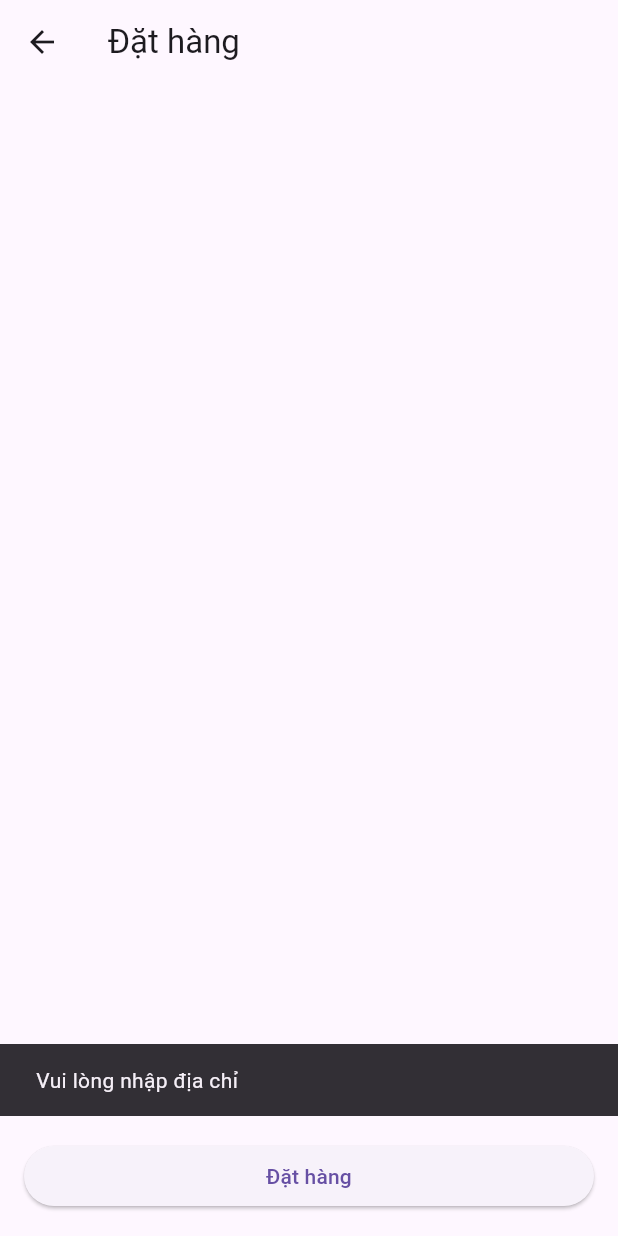
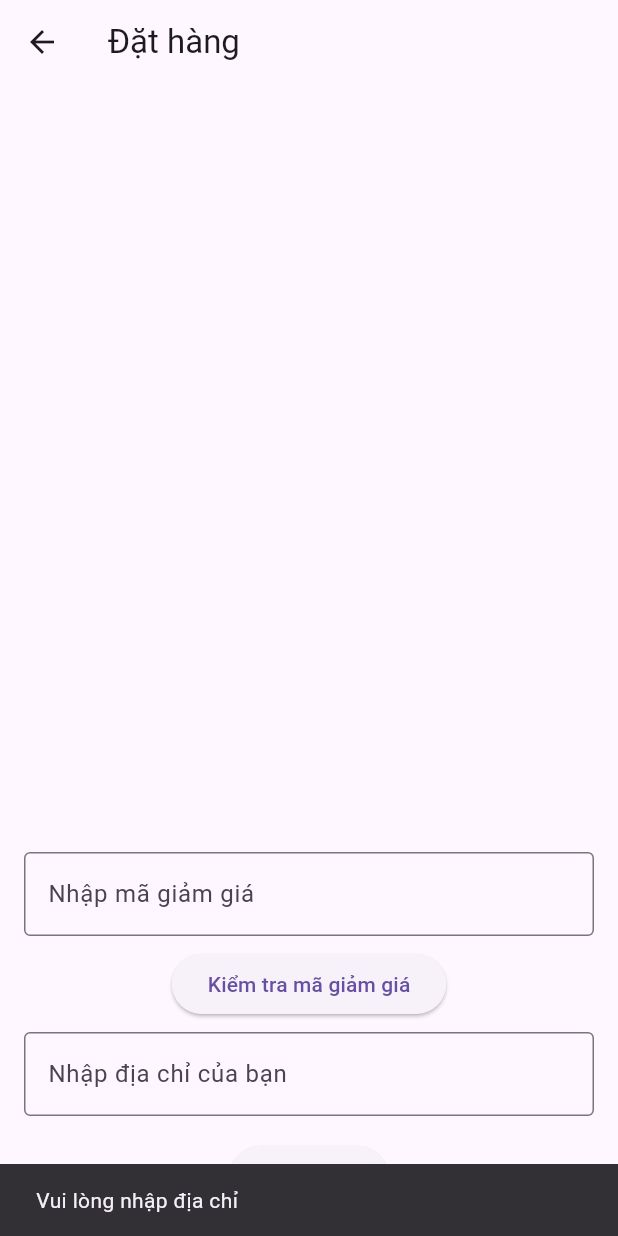
Before and after one commit to hataba123/widgets_image, a Flutter app: the OrderPage screen opened directly with empty values, after a tap on "Đặt hàng", on a phone screen of 412 x 824 dp. Run offline on Flutter 3.47's test engine with Material 3 defaults, Android fonts, the light colour scheme and no system bars; our stand-ins replace animated_background, carousel_slider, dio, lottie; network calls fail.

Commit message:
add  coupoun code

```diff
--- a/lib/cart.dart
+++ b/lib/cart.dart
@@ -28,9 +28,10 @@ class CartPage extends StatelessWidget {
             itemCount: cart.items.length,
             itemBuilder: (context, index) {
               var item = cart.items[index];
-              String imageUrl = baseUrl + (item.product.img ?? 'assets/images/default.png');
+              String imageUrl = item.product.img != null ? baseUrl + item.product.img! : 'assets/images/default.png';
 
               return ListTile(
+                    key: Key(item.product.id.toString()),
                 leading: Image.network(
                   imageUrl,
                   width: 50,
@@ -59,7 +60,7 @@ class CartPage extends StatelessWidget {
               mainAxisSize: MainAxisSize.min,
               children: [
                 Text(
-                  'Tổng cộng: ${cart.totalPrice} VND',
+                  'Tổng cộng: ${cart.totalPrice.toStringAsFixed(2)} VND', // Format totalPrice as needed
                   style: TextStyle(fontSize: 20, fontWeight: FontWeight.bold),
                 ),
                 SizedBox(height: 8),
--- a/lib/components/add_to_cart.dart
+++ b/lib/components/add_to_cart.dart
@@ -30,6 +30,7 @@ class AddToCart extends StatelessWidget {
                 Provider.of<CartModel>(context, listen: false).addItem(product);
                 ScaffoldMessenger.of(context).showSnackBar(
                   SnackBar(
+                    backgroundColor: Colors.green,
                     content: Text('Sản phẩm đã được thêm vào giỏ hàng!'),
                     duration: Duration(seconds: 2),
                   ),
--- a/lib/data/cart_model.dart
+++ b/lib/data/cart_model.dart
@@ -39,4 +39,7 @@ class CartModel with ChangeNotifier {
   double get totalPrice {
     return _items.fold(0, (sum, item) => sum + item.product.price! * item.quantity);
   }
+
+
+
 }
--- a/lib/data/order_model.dart
+++ b/lib/data/order_model.dart
@@ -5,8 +5,18 @@ class Order {
   final String id;
   final List<CartItem> items;
   final String address;
+  final double discount;
 
-  Order({required this.id, required this.items, required this.address});
+  Order({required this.id, required this.items, required this.address,this.discount = 0.0});
+  double get totalAmount {
+    double total = 0.0;
+    for (var item in items) {
+      total += item.product.price! * item.quantity;
+    }
+    // Áp dụng giảm giá nếu có
+    double discountAmount = total * (discount / 100);
+    return total - discountAmount;
+  }
 }
 
 class OrderModel with ChangeNotifier {
@@ -23,4 +33,5 @@ class OrderModel with ChangeNotifier {
     _orders.removeWhere((order) => order.id == orderId);
     notifyListeners();
   }
+
 }
--- a/lib/myorder.dart
+++ b/lib/myorder.dart
@@ -1,7 +1,7 @@
 import 'package:flutter/material.dart';
 import 'package:provider/provider.dart';
+import '../data/order_model.dart';
 import 'package:widgets_image/page/home.dart';
-import '../data/order_model.dart';
 
 class MyOrdersPage extends StatefulWidget {
   final String orderId;
@@ -96,6 +96,8 @@ class _MyOrdersPageState extends State<MyOrdersPage> {
                       }).toList(),
                       SizedBox(height: 8),
                       Text('Địa chỉ: ${order.address}', style: TextStyle(fontSize: 16)),
+                      SizedBox(height: 8),
+                      Text('Tổng giá: ${order.totalAmount} VND', style: TextStyle(fontSize: 16, fontWeight: FontWeight.bold)),
                     ],
                   ),
                 ),
--- a/lib/orderpage.dart
+++ b/lib/orderpage.dart
@@ -4,13 +4,56 @@ import 'package:uuid/uuid.dart';
 import 'package:widgets_image/data/cart_model.dart';
 import '../data/order_model.dart';
 import 'package:widgets_image/myorder.dart';
+import 'package:dio/dio.dart';
 
-class OrderPage extends StatelessWidget {
+class OrderPage extends StatefulWidget {
   final CartModel cart;
+
+  OrderPage({required this.cart});
+
+  @override
+  _OrderPageState createState() => _OrderPageState();
+}
+
+class _OrderPageState extends State<OrderPage> {
   final String orderId = Uuid().v4();
   final TextEditingController addressController = TextEditingController();
+  final TextEditingController couponController = TextEditingController();
+  double discount = 0.0;  // Thêm biến để lưu trữ phần trăm giảm giá
+  String? discountMessage;
 
-  OrderPage({required this.cart});
+  Future<void> fetchDiscount(String coupon) async {
+    final url = 'http://10.0.2.2:4000/api/v1/payment/discount?coupon=$coupon';
+    try {
+      var response = await Dio().get(url);
+      if (response.statusCode == 200) {
+        final data = response.data;
+        setState(() {
+          discount = (data['discount'] as int).toDouble() / 100.0;  // Chuyển đổi thành double
+          discountMessage = 'Mã giảm giá hợp lệ: ${data['discount']}%';
+        });
+      } else {
+        setState(() {
+          discountMessage = 'Mã giảm giá không hợp lệ hoặc đã hết hạn';
+          discount = 0.0;
+        });
+      }
+    } on DioError catch (e) {
+      setState(() {
+        if (e.response != null) {
+          discountMessage = 'Lỗi từ server: ${e.response?.data['message'] ?? 'Unknown error'}';
+        } else {
+          discountMessage = 'Không thể kết nối đến server: $e';
+        }
+        discount = 0.0;
+      });
+    } catch (e) {
+      setState(() {
+        discountMessage = 'Lỗi không xác định: $e';
+        discount = 0.0;
+      });
+    }
+  }
 
   @override
   Widget build(BuildContext context) {
@@ -20,11 +63,17 @@ class OrderPage extends StatelessWidget {
       appBar: AppBar(
         title: Text('Đặt hàng'),
       ),
-      body: ListView.builder(
-        itemCount: cart.items.length,
+      body: Column(
+        children: [
+          Expanded(
+            child: ListView.builder(
+              itemCount: widget.cart.items.length,
               itemBuilder: (context, index) {
-          var item = cart.items[index];
+                var item = widget.cart.items[index];
                 String imageUrl = baseUrl + (item.product.img ?? 'assets/images/default.png');
+                double price = (item.product.price ?? 0).toDouble(); // Chuyển đổi thành double
+                double originalPrice = price * item.quantity;
+                double discountedPrice = originalPrice * (1 - discount);
 
                 return Card(
                   margin: EdgeInsets.all(8),
@@ -39,17 +88,9 @@ class OrderPage extends StatelessWidget {
                         SizedBox(height: 8),
                         Text('Số lượng: ${item.quantity}', style: TextStyle(fontSize: 16)),
                         SizedBox(height: 8),
-                  Text('Địa chỉ: ', style: TextStyle(fontSize: 16)),
-                  SizedBox(height: 8),
-                  TextField(
-                    controller: addressController,
-                    decoration: InputDecoration(
-                      border: OutlineInputBorder(),
-                      hintText: 'Nhập địa chỉ của bạn',
-                    ),
-                  ),
-                  SizedBox(height: 8),
-                  Text('Giá: ${item.product.price! * item.quantity} VND', style: TextStyle(fontSize: 16)),
+                        Text('Giá gốc: $originalPrice VND', style: TextStyle(fontSize: 16)),
+                        if (discount > 0)
+                          Text('Giá sau khi giảm: $discountedPrice VND', style: TextStyle(fontSize: 16, color: Colors.green)),
                         SizedBox(height: 8),
                         Image.network(imageUrl, errorBuilder: (context, error, stackTrace) {
                           return Image.asset('assets/images/default.png');
@@ -60,19 +101,51 @@ class OrderPage extends StatelessWidget {
                 );
               },
             ),
-      bottomNavigationBar: Padding(
+          ),
+          Padding(
             padding: const EdgeInsets.all(16.0),
-        child: ElevatedButton(
+            child: Column(
+              children: [
+                TextField(
+                  controller: couponController,
+                  decoration: InputDecoration(
+                    labelText: 'Nhập mã giảm giá',
+                    border: OutlineInputBorder(),
+                  ),
+                ),
+                SizedBox(height: 8),
+
+                ElevatedButton(
+                  onPressed: () {
+                    final coupon = couponController.text;
+                    fetchDiscount(coupon).then((_) {
+                      ScaffoldMessenger.of(context).showSnackBar(
+                        SnackBar(content: Text(discountMessage ?? 'Lỗi khi kiểm tra mã giảm giá')),
+                      );
+                    });
+                  },
+                  child: Text('Kiểm tra mã giảm giá'),
+                ),
+                SizedBox(height: 8),
+                TextField(
+                  controller: addressController,
+                  decoration: InputDecoration(
+                    labelText: 'Nhập địa chỉ của bạn',
+                    border: OutlineInputBorder(),
+                  ),
+                ),
+                SizedBox(height: 16),
+                ElevatedButton(
                   onPressed: () {
                     String address = addressController.text;
                     if (address.isNotEmpty) {
                       Order order = Order(
                         id: orderId,
-                items: List.from(cart.items),
+                        items: List.from(widget.cart.items),
                         address: address,
                       );
                       Provider.of<OrderModel>(context, listen: false).addOrder(order);
-              cart.clearCart(); // Xóa giỏ hàng sau khi đặt hàng
+                      widget.cart.clearCart(); // Xóa giỏ hàng sau khi đặt hàng
 
                       Navigator.push(
                         context,
@@ -89,6 +162,10 @@ class OrderPage extends StatelessWidget {
                   },
                   child: Text('Đặt hàng'),
                 ),
+              ],
+            ),
+          ),
+        ],
       ),
     );
   }
--- a/lib/page/home.dart
+++ b/lib/page/home.dart
@@ -463,6 +463,7 @@ class _MyHomeState extends State<MyHome> {
                 Provider.of<CartModel>(context, listen: false).addItem(product);
                 ScaffoldMessenger.of(context).showSnackBar(
                   SnackBar(
+                    backgroundColor: Colors.green,
                     content: Text('Sản phẩm đã được thêm vào giỏ hàng!'),
                     duration: Duration(seconds: 2),
                   ),
--- a/lib/productdetailpage.dart
+++ b/lib/productdetailpage.dart
@@ -7,6 +7,7 @@ import 'components/fav_button.dart';
 import 'components/description.dart';
 import 'components/add_to_cart.dart';
 import 'theme_provider.dart';
+import 'dart:ui'; // Import for BackdropFilter and ImageFiltered
 
 class ProductDetailPage extends StatelessWidget {
   final ProductModel product;
@@ -55,6 +56,8 @@ Widget build(BuildContext context) {
                       ],
                     ),
                   ),
+                  // Frosted Glass Effect
+
                   ProductTitleWithImage(product: product, baseUrl: baseUrl),
                 ],
               ),
```
Also changed, not shown: lib/data/discount.dart (added, +17 -0 lines). Lines whose indentation alone changed are shown as unchanged.
